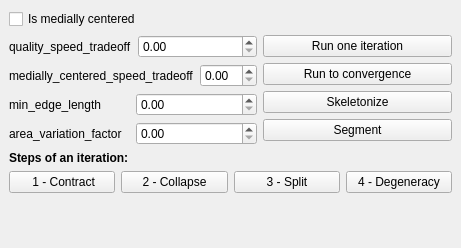
Before: the Qt Designer form Polyhedron/demo/Polyhedron/Plugins/PMP/Mean_curvature_flow_skeleton_plugin.ui in CGAL/cgal, drawn with Qt 5.
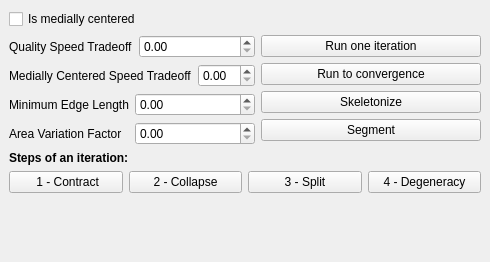
After: the same form once the commit is applied.

Commit message: remove the _ in mean curvature skeleton widget

Patch:
```diff
--- a/Polyhedron/demo/Polyhedron/Plugins/PMP/Mean_curvature_flow_skeleton_plugin.ui
+++ b/Polyhedron/demo/Polyhedron/Plugins/PMP/Mean_curvature_flow_skeleton_plugin.ui
@@ -6,8 +6,8 @@
    <rect>
     <x>0</x>
     <y>0</y>
-    <width>461</width>
-    <height>248</height>
+    <width>490</width>
+    <height>262</height>
    </rect>
   </property>
   <property name="windowTitle">
@@ -31,7 +31,7 @@
           <item>
            <widget class="QLabel" name="label_omega_H">
             <property name="text">
-             <string>quality_speed_tradeoff</string>
+             <string>Quality Speed Tradeoff</string>
             </property>
            </widget>
           </item>
@@ -45,7 +45,7 @@
           <item>
            <widget class="QLabel" name="label_omega_P">
             <property name="text">
-             <string>medially_centered_speed_tradeoff</string>
+             <string>Medially Centered Speed Tradeoff</string>
             </property>
            </widget>
           </item>
@@ -59,7 +59,7 @@
           <item>
            <widget class="QLabel" name="label_min_edge_length">
             <property name="text">
-             <string>min_edge_length</string>
+             <string>Minimum Edge Length</string>
             </property>
            </widget>
           </item>
@@ -73,7 +73,7 @@
           <item>
            <widget class="QLabel" name="label_delta_area">
             <property name="text">
-             <string>area_variation_factor </string>
+             <string>Area Variation Factor </string>
             </property>
            </widget>
           </item>
```
